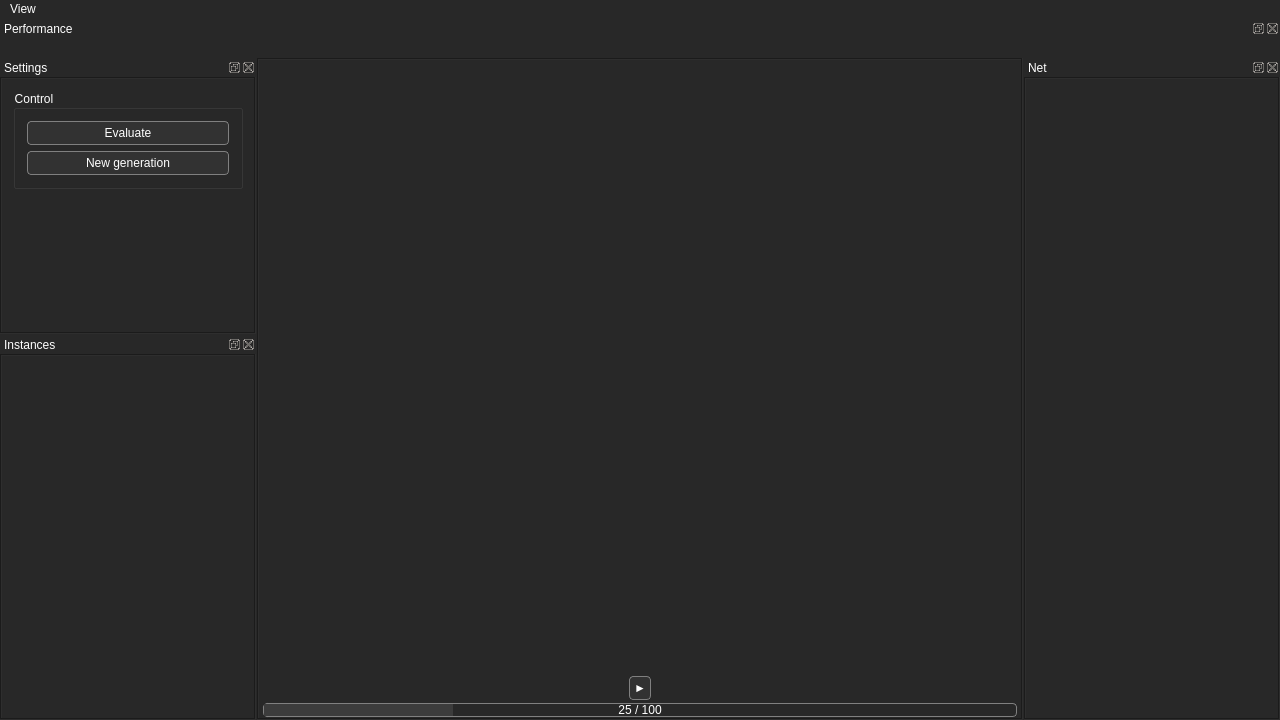
First picture: the form in mainwindow.ui, repository mario-holubar/OutliNE, before the edit.
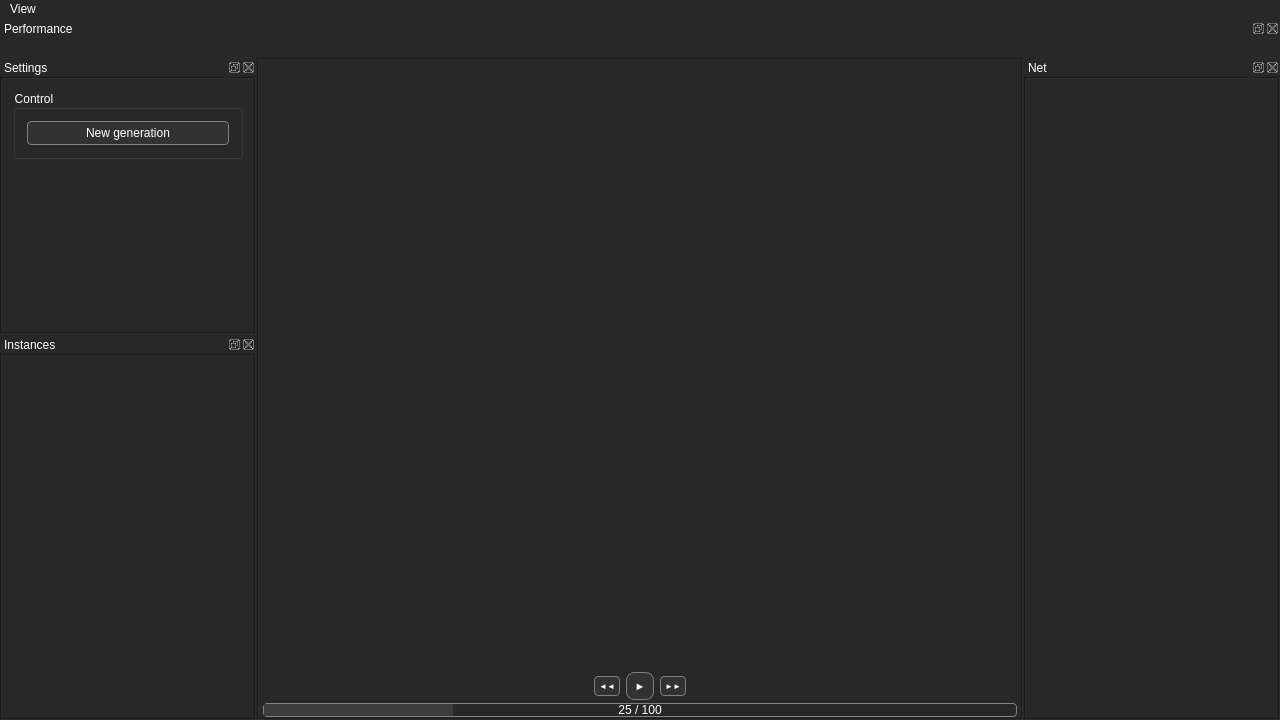
Second picture: the form after the edit. Custom widgets are drawn as their Qt base class.

Commit message: dynamic instance sorting play, reset, evaluate

Patch:
```diff
--- a/mainwindow.ui
+++ b/mainwindow.ui
@@ -131,6 +131,9 @@
 	margin-left: 2px;
 }
 
+QHeaderView::section {
+	background: #282828;
+}
 QTableView QTableCornerButton::section {
 	background: #282828;
 }
@@ -276,6 +279,16 @@
             </property>
            </spacer>
           </item>
+          <item>
+           <widget class="QPushButton" name="resetButton">
+            <property name="styleSheet">
+             <string notr="true">font: 6pt;</string>
+            </property>
+            <property name="text">
+             <string>◄◄</string>
+            </property>
+           </widget>
+          </item>
           <item>
            <widget class="QPushButton" name="playButton">
             <property name="sizePolicy">
@@ -286,10 +299,14 @@
             </property>
             <property name="minimumSize">
              <size>
-              <width>22</width>
-              <height>22</height>
+              <width>28</width>
+              <height>28</height>
              </size>
             </property>
+            <property name="styleSheet">
+             <string notr="true">border-radius: 8px;
+font: 8pt;</string>
+            </property>
             <property name="text">
              <string>►</string>
             </property>
@@ -298,6 +315,16 @@
             </property>
            </widget>
           </item>
+          <item>
+           <widget class="QPushButton" name="evaluateButton">
+            <property name="styleSheet">
+             <string notr="true">font: 6pt;</string>
+            </property>
+            <property name="text">
+             <string>►►</string>
+            </property>
+           </widget>
+          </item>
           <item>
            <spacer name="horizontalSpacer">
             <property name="orientation">
@@ -420,13 +447,6 @@
             <string>Control</string>
            </property>
            <layout class="QVBoxLayout" name="verticalLayout">
-            <item>
-             <widget class="QPushButton" name="pushButton">
-              <property name="text">
-               <string>Evaluate</string>
-              </property>
-             </widget>
-            </item>
             <item>
              <widget class="QPushButton" name="pushButton_2">
               <property name="text">
```
Left out of the diff: 2 changed lines with no effect on the pictures. The commit also changes 10 other files.
